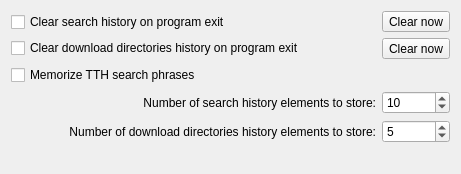
First picture: the form in eiskaltdcpp-qt/ui/UISettingsHistory.ui, repository eiskaltdcpp/eiskaltdcpp, before the edit.
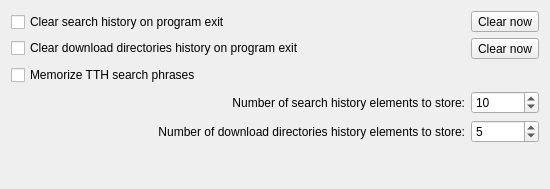
Second picture: the form after the edit.

The edit to the form file:
```diff
--- a/eiskaltdcpp-qt/ui/UISettingsHistory.ui
+++ b/eiskaltdcpp-qt/ui/UISettingsHistory.ui
@@ -6,8 +6,8 @@
    <rect>
     <x>0</x>
     <y>0</y>
-    <width>461</width>
-    <height>174</height>
+    <width>550</width>
+    <height>189</height>
    </rect>
   </property>
   <property name="windowTitle">
```
Left out of the diff: 13 changed lines with no effect on the pictures.
